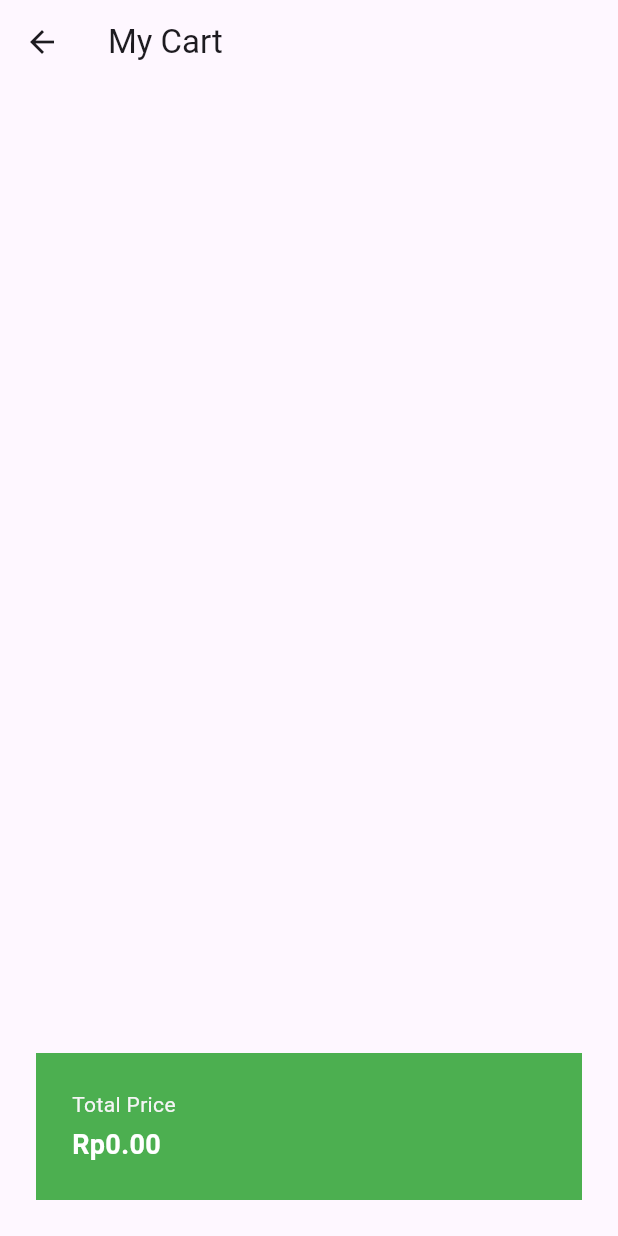
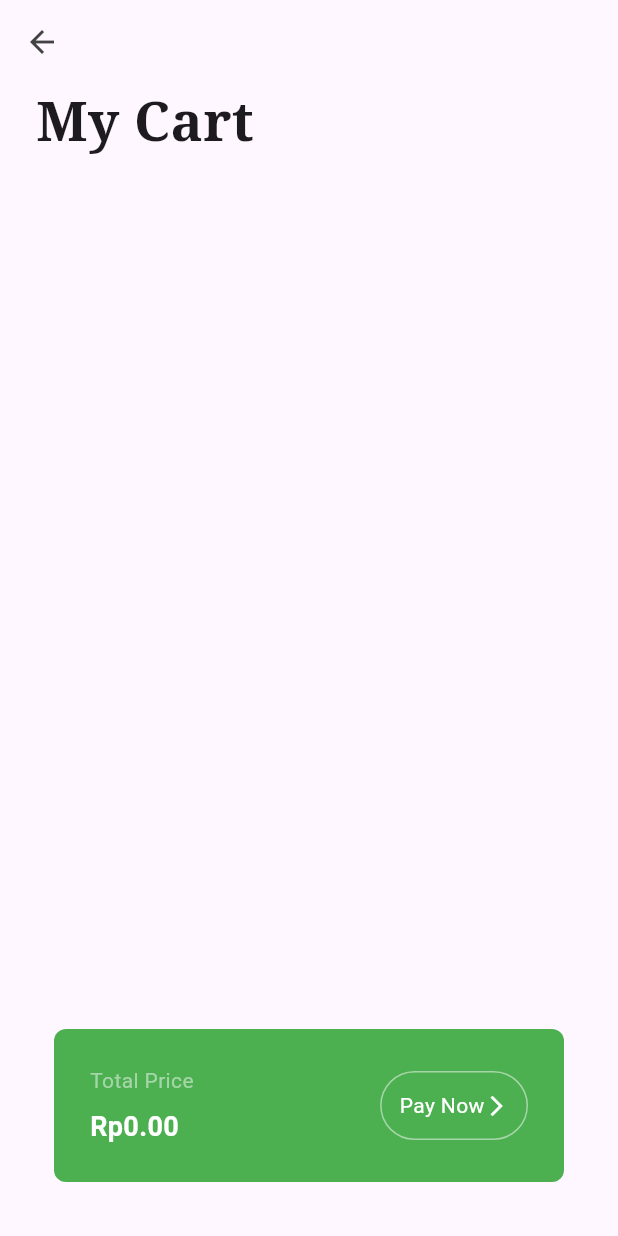
Before and after one commit to ivantaufiqq/groceryshop, a Flutter app: the CartPage screen opened directly, on a phone screen of 412 x 824 dp. Run offline on Flutter 3.47's test engine with Material 3 defaults, Android fonts, the phone set to English and light mode, and no system bars; our stand-ins replace google_fonts.

Commit message:
button pay now added

```diff
--- a/lib/pages/cart_page.dart
+++ b/lib/pages/cart_page.dart
@@ -1,6 +1,8 @@
 import 'package:flutter/material.dart';
-import 'package:groceryshop/model/cart_model.dart';
+import 'package:google_fonts/google_fonts.dart';
 import 'package:provider/provider.dart';
+
+import '../model/cart_model.dart';
 
 class CartPage extends StatelessWidget {
   const CartPage({super.key});
@@ -8,13 +10,34 @@ class CartPage extends StatelessWidget {
   @override
   Widget build(BuildContext context) {
     return Scaffold(
-      appBar: AppBar(title: Text('My Cart')),
+      appBar: AppBar(
+        backgroundColor: Colors.transparent,
+        elevation: 0,
+        iconTheme: IconThemeData(
+          color: Colors.grey[800],
+        ),
+      ),
       body: Consumer<CartModel>(
         builder: (context, value, child) {
           return Column(
+            crossAxisAlignment: CrossAxisAlignment.start,
             children: [
-              //list of cart items
+              // Let's order fresh items for you
+              Padding(
+                padding: EdgeInsets.symmetric(horizontal: 24.0),
+                child: Text(
+                  "My Cart",
+                  style: GoogleFonts.notoSerif(
+                    fontSize: 36,
+                    fontWeight: FontWeight.bold,
+                  ),
+                ),
+              ),
+
+              // list view of cart
               Expanded(
+                child: Padding(
+                  padding: const EdgeInsets.all(12.0),
                   child: ListView.builder(
                     itemCount: value.cartItems.length,
                     padding: EdgeInsets.all(12),
@@ -24,17 +47,22 @@ class CartPage extends StatelessWidget {
                         child: Container(
                           decoration: BoxDecoration(
                               color: Colors.grey[200],
-                          borderRadius: BorderRadius.circular(8),
-                        ),
+                              borderRadius: BorderRadius.circular(8)),
                           child: ListTile(
                             leading: Image.asset(
                               value.cartItems[index][2],
                               height: 36,
                             ),
-                          title: Text(value.cartItems[index][0]),
-                          subtitle: Text('Rp' + value.cartItems[index][1]),
+                            title: Text(
+                              value.cartItems[index][0],
+                              style: const TextStyle(fontSize: 18),
+                            ),
+                            subtitle: Text(
+                              '\$' + value.cartItems[index][1],
+                              style: const TextStyle(fontSize: 12),
+                            ),
                             trailing: IconButton(
-                            icon: Icon(Icons.cancel),
+                              icon: const Icon(Icons.cancel),
                               onPressed: () =>
                                   Provider.of<CartModel>(context, listen: false)
                                       .removeItemFromCart(index),
@@ -45,32 +73,62 @@ class CartPage extends StatelessWidget {
                     },
                   ),
                 ),
+              ),
 
-              //total + pay now
+              // total amount + pay now
+
               Padding(
-                padding: const EdgeInsets.all(24.0),
+                padding: const EdgeInsets.all(36.0),
                 child: Container(
-                  decoration: BoxDecoration(color: Colors.green),
-                  padding: EdgeInsets.all(24),
+                  decoration: BoxDecoration(
+                    borderRadius: BorderRadius.circular(8),
+                    color: Colors.green,
+                  ),
+                  padding: const EdgeInsets.all(24),
                   child: Row(
+                    mainAxisAlignment: MainAxisAlignment.spaceBetween,
                     children: [
-                      //price
                       Column(
                         crossAxisAlignment: CrossAxisAlignment.start,
                         children: [
                           Text(
-                            "Total Price",
-                            style: TextStyle(color: Colors.grey[100]),
+                            'Total Price',
+                            style: TextStyle(color: Colors.green[200]),
                           ),
-                          const SizedBox(height: 4),
+
+                          const SizedBox(height: 8),
+                          // total price
                           Text(
-                            "\Rp" + value.calculateTotal(),
+                            '\Rp${value.calculateTotal()}',
                             style: const TextStyle(
+                              fontSize: 18,
+                              fontWeight: FontWeight.bold,
                               color: Colors.white,
-                                fontSize: 18,
-                                fontWeight: FontWeight.bold),
+                            ),
                           ),
                         ],
+                      ),
+
+                      // pay now
+                      Container(
+                        decoration: BoxDecoration(
+                          border: Border.all(color: Colors.green.shade200),
+                          borderRadius: BorderRadius.circular(28),
+                        ),
+                        padding: const EdgeInsets.all(12),
+                        child: Row(
+                          children: const [
+                            Text(
+                              'Pay Now',
+                              style: TextStyle(color: Colors.white),
+                            ),
+                            Icon(
+                              Icons.arrow_forward_ios,
+                              size: 16,
+                              color: Colors.white,
+                            ),
+                          ],
+                        ),
                       ),
                     ],
                   ),
```
Lines whose indentation alone changed are shown as unchanged.
